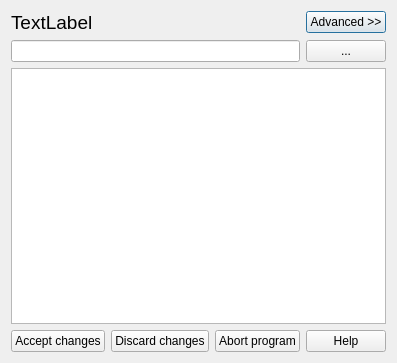
This is src/Gui/Dialogs/DlgRunExternal.ui in southseact-3d/fcd as Qt 5 draws it before an edit. The edited form follows.
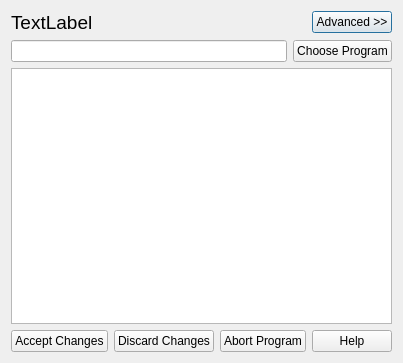
This is the edited form.

```diff
--- a/src/Gui/Dialogs/DlgRunExternal.ui
+++ b/src/Gui/Dialogs/DlgRunExternal.ui
@@ -84,7 +84,7 @@
         <item>
          <widget class="QPushButton" name="chooseProgram">
           <property name="text">
-           <string notr="true">...</string>
+           <string notr="true">Choose Program</string>
           </property>
          </widget>
         </item>
@@ -101,21 +101,21 @@
      <item>
       <widget class="QPushButton" name="buttonAccept">
        <property name="text">
-        <string>Accept changes</string>
+        <string>Accept Changes</string>
        </property>
       </widget>
      </item>
      <item>
       <widget class="QPushButton" name="buttonDiscard">
        <property name="text">
-        <string>Discard changes</string>
+        <string>Discard Changes</string>
        </property>
       </widget>
      </item>
      <item>
       <widget class="QPushButton" name="buttonAbort">
        <property name="text">
-        <string>Abort program</string>
+        <string>Abort Program</string>
        </property>
       </widget>
      </item>
```
Left out of the diff: 2 changed lines with no effect on the pictures.
